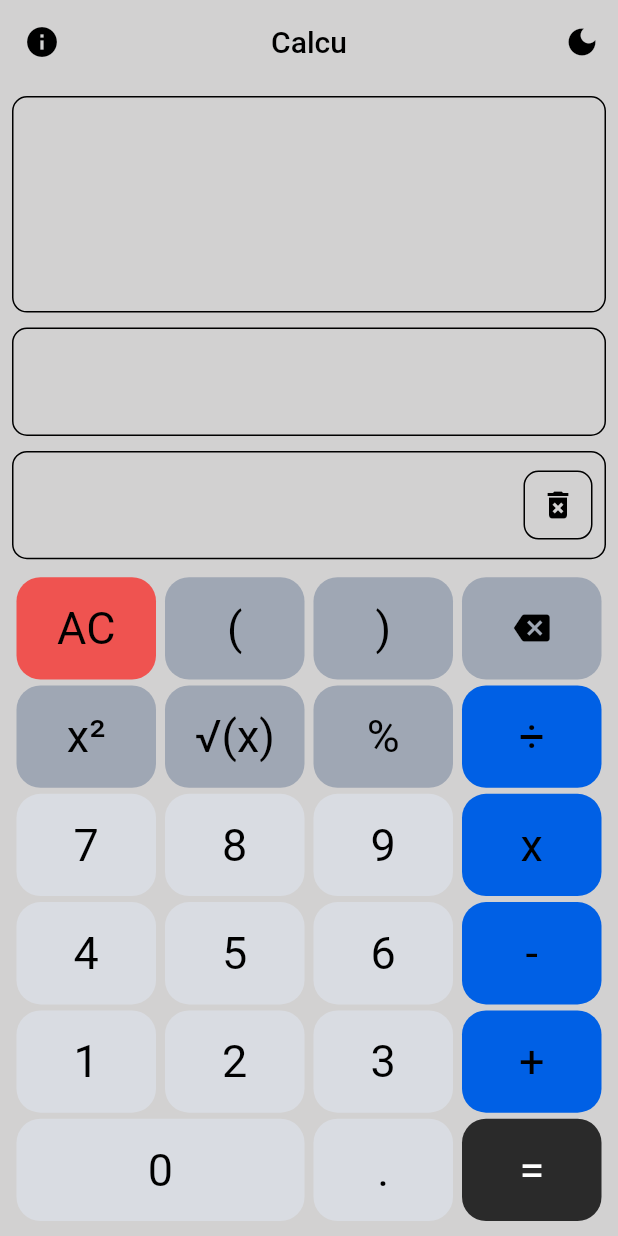
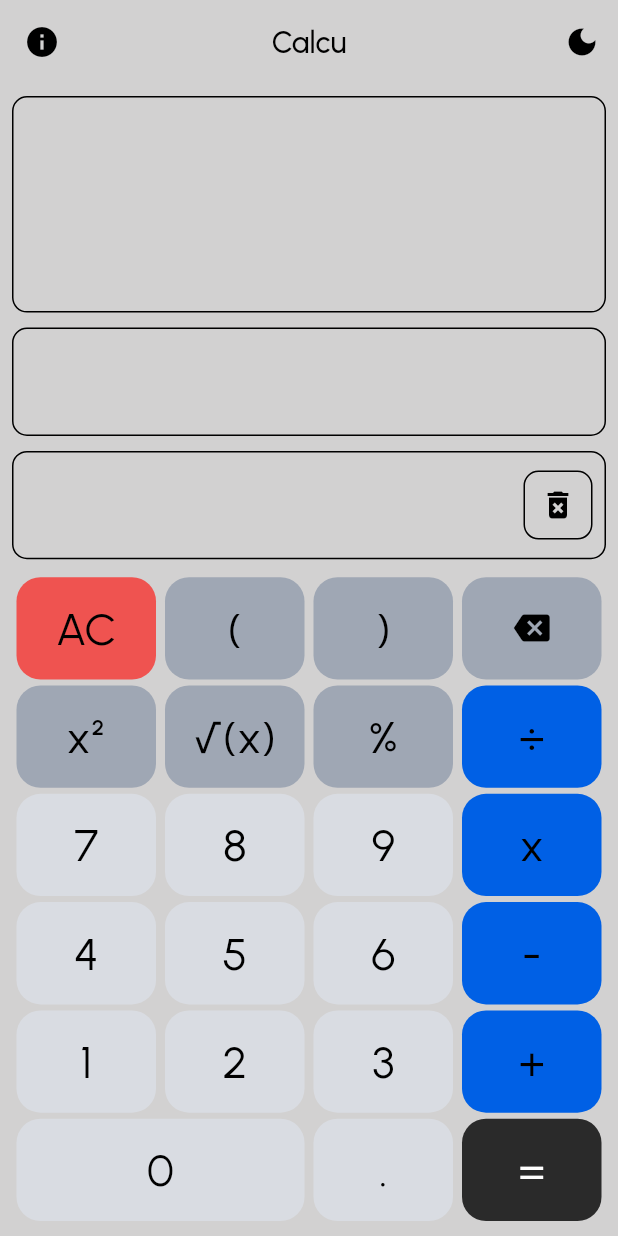
Before and after one commit to zamansheikh/Calcu, a Flutter app: the screen it shows after launch, on a phone screen of 412 x 824 dp. Run offline on Flutter 3.47's test engine with Material 2 defaults, Android fonts, the phone set to English and light mode, and no system bars; our stand-ins replace get, get_storage, math_expressions, shared_preferences; project files that could hold a hidden picture were left out.

Commit message:
fix font family

```diff
--- a/lib/app/data/components/result_view_row.dart
+++ b/lib/app/data/components/result_view_row.dart
@@ -51,7 +51,7 @@ class _ResultViewRowState extends State<ResultViewRow> {
                 widget.controller
                     .addCommasToNumbers(widget.controller.output.value),
                 style: TextStyle(
-                  fontSize: 40,
+                  fontSize: 35,
                   color: Theme.of(context).colorScheme.inversePrimary,
                 ),
               ),
--- a/lib/app/data/constants/app_string.dart
+++ b/lib/app/data/constants/app_string.dart
@@ -9,7 +9,7 @@ Remove all save result by long-pressing 'i' button. Thank you for choosing my ap
 
 Developer: Zaman Sheikh
 Github: https://github.com/zamansheikh
-Version: 3.3.0
+Version: 3.3.2
 
 Tester: Ahasan Habib Santo, Mohaiminul Islam Nafiz""";
 }
--- a/pubspec.yaml
+++ b/pubspec.yaml
@@ -16,7 +16,7 @@ publish_to: 'none' # Remove this line if you wish to publish to pub.dev
 # https://developer.apple.com/library/archive/documentation/General/Reference/InfoPlistKeyReference/Articles/CoreFoundationKeys.html
 # In Windows, build-name is used as the major, minor, and patch parts
 # of the product and file versions while build-number is used as the build suffix.
-version: 3.3.0+1
+version: 3.3.1+1
 
 environment:
   sdk: '>=3.0.5 <4.0.0'
```
Also changed, not shown: lib/app/data/styles/app_theme.dart (+8 -6 lines), 1 other file.
